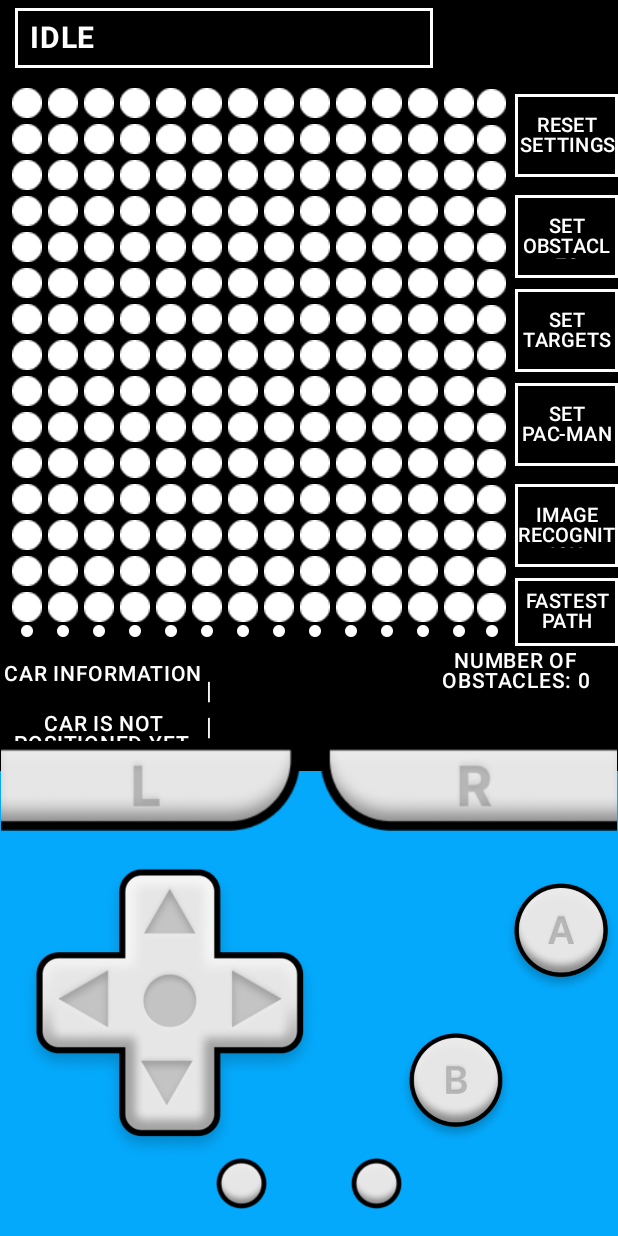
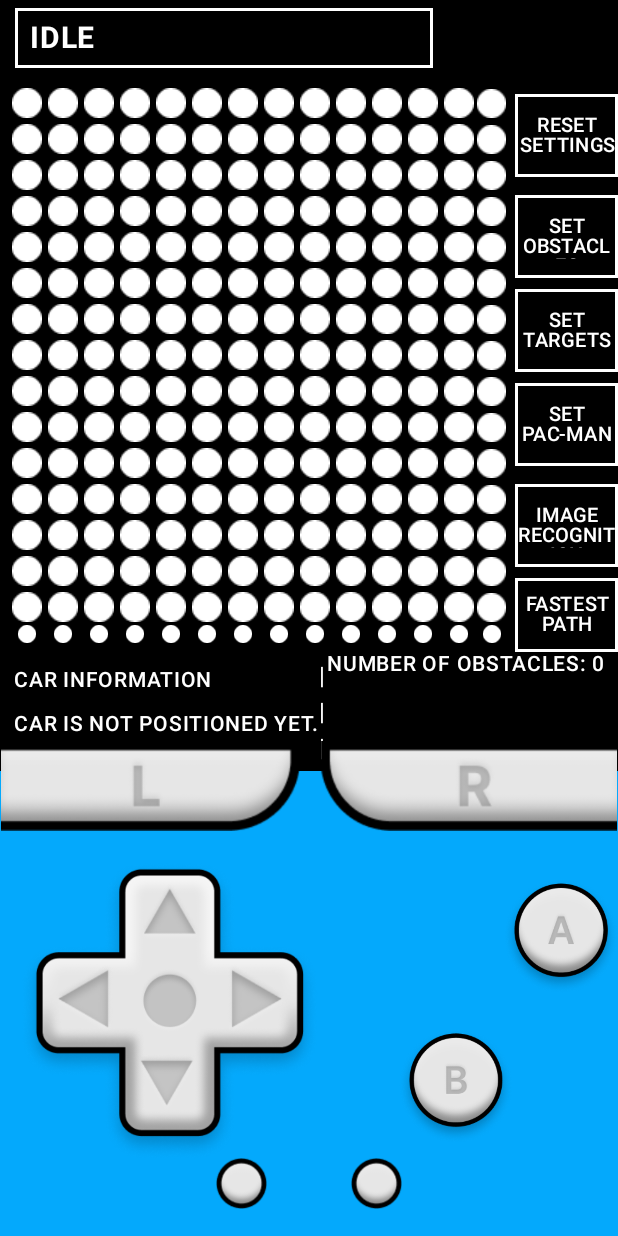
Before and after one commit to MDP-Group40/Android, an Android app built with Jetpack Compose: the screen it shows after launch (MainActivity), on a phone screen of 412 x 824 dp. Run offline under Robolectric (Android 15) with nearby library versions, the phone set to English and light mode, and no system bars; our stand-ins replace Dagger/Hilt's generated code.

Commit message:
update
Signed-off-by: Joelle <joellenjx@gmail.com>

```diff
--- a/app/src/main/java/com/example/mdpandroid/ui/footer/DisplayStyle.kt
+++ b/app/src/main/java/com/example/mdpandroid/ui/footer/DisplayStyle.kt
@@ -3,7 +3,6 @@ package com.example.mdpandroid.ui.footer
 
 
 import androidx.compose.foundation.layout.Box
-import androidx.compose.foundation.layout.padding
 import androidx.compose.material3.MaterialTheme
 import androidx.compose.material3.Text
 import androidx.compose.runtime.Composable
@@ -12,7 +11,6 @@ import androidx.compose.ui.Modifier
 import androidx.compose.ui.graphics.Color
 import androidx.compose.ui.text.font.FontWeight
 import androidx.compose.ui.text.style.TextAlign
-import androidx.compose.ui.unit.dp
 import androidx.compose.ui.unit.sp
 
 @Composable
@@ -21,8 +19,7 @@ fun DisplayStyle(
     backgroundColor: Color = Color.Black
 ) {
     Box(
-        modifier = Modifier
-            .padding(2.dp),
+        modifier = Modifier,
         contentAlignment = Alignment.Center // Center the content in the Box
     ) {
         Text(
--- a/app/src/main/java/com/example/mdpandroid/ui/footer/InformationDisplay.kt
+++ b/app/src/main/java/com/example/mdpandroid/ui/footer/InformationDisplay.kt
@@ -22,17 +22,15 @@ fun InformationDisplay(
 ){
     val carPosition by viewModel.car
     val obstacles = viewModel.obstacles
-    val targets = viewModel.target
     Row(
         modifier = Modifier
             .fillMaxWidth(),
-        horizontalArrangement = Arrangement.Start,  // Ensure equal spacing between columns
+        horizontalArrangement = Arrangement.Center,  // Ensure equal spacing between columns
         verticalAlignment = Alignment.CenterVertically  // Align at the center vertically
     ) {
 
         Column(
-            modifier = Modifier
-                .weight(0.3f),
+            modifier = Modifier,
             verticalArrangement = Arrangement.Center
         ) {
             // Display car information
@@ -47,14 +45,15 @@ fun InformationDisplay(
             }
         }
         Column(
-            modifier = Modifier.weight(0.3f),
+            modifier = Modifier,
             verticalArrangement = Arrangement.Center
         ) {
             Text(text = "|")
             Text(text = "|")
+            Text(text = "|")
         }
         Column(
-            modifier = Modifier.weight(0.3f)
+            modifier = Modifier
         ){
             DisplayStyle(text = "NUMBER OF OBSTACLES: ${obstacles.size}")
 
@@ -76,21 +75,5 @@ fun InformationDisplay(
                 }
             }
         }
-
-
-        // }
-
-        /* item {
-                Text(text = "Grid Information: Number of Obstacles: ${obstacles.size}")
-                Spacer(modifier = Modifier.height(8.dp)) // Add some space between items
-                Text(text = "Obstacles:")
-            }
-
-            items(obstacles.size) { index ->
-                val obstacle = obstacles[index]
-                Text(text = "  $index: Position (X: ${obstacle.x}, Y: ${obstacle.y}), Facing: ${obstacle.facing}")
-            }*/
-
-
     }
 }
```
